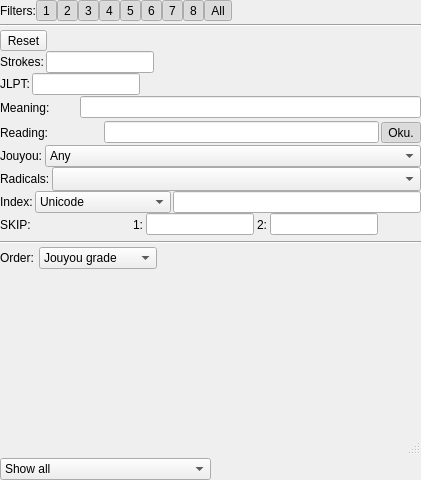
Above: src/kanjisearchwidget.ui from bakatrouble/zkanji before the change. Below: the same form after it.
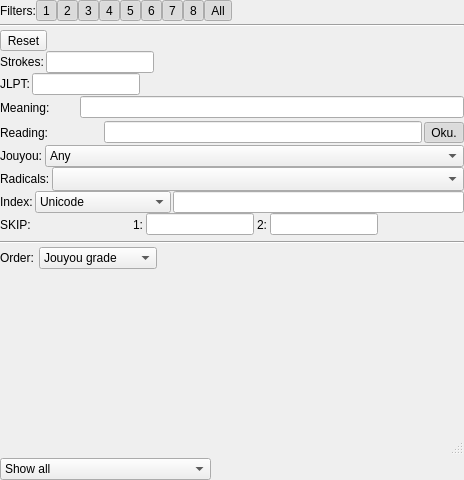
That is the form after the change. Icons and pictures are not drawn. Custom widgets are drawn as their Qt base class.

Diff of the .ui file:
```diff
--- a/src/kanjisearchwidget.ui
+++ b/src/kanjisearchwidget.ui
@@ -6,7 +6,7 @@
    <rect>
     <x>0</x>
     <y>0</y>
-    <width>421</width>
+    <width>464</width>
     <height>480</height>
    </rect>
   </property>
```
Left out of the diff: 16 changed lines with no effect on the pictures.
